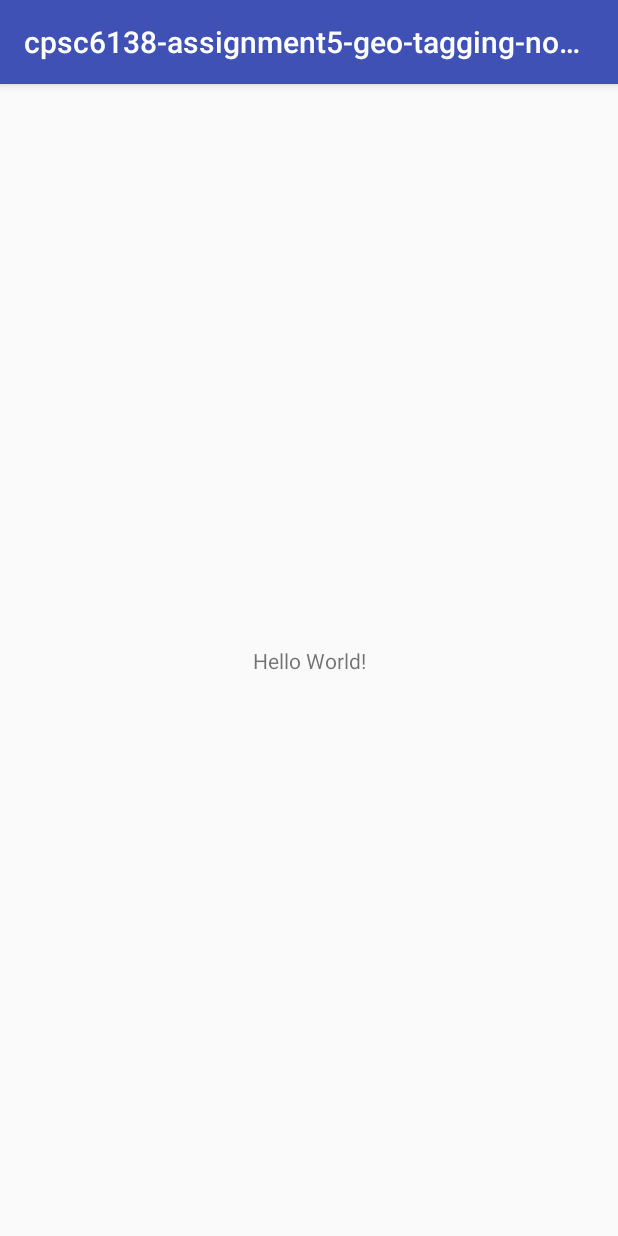
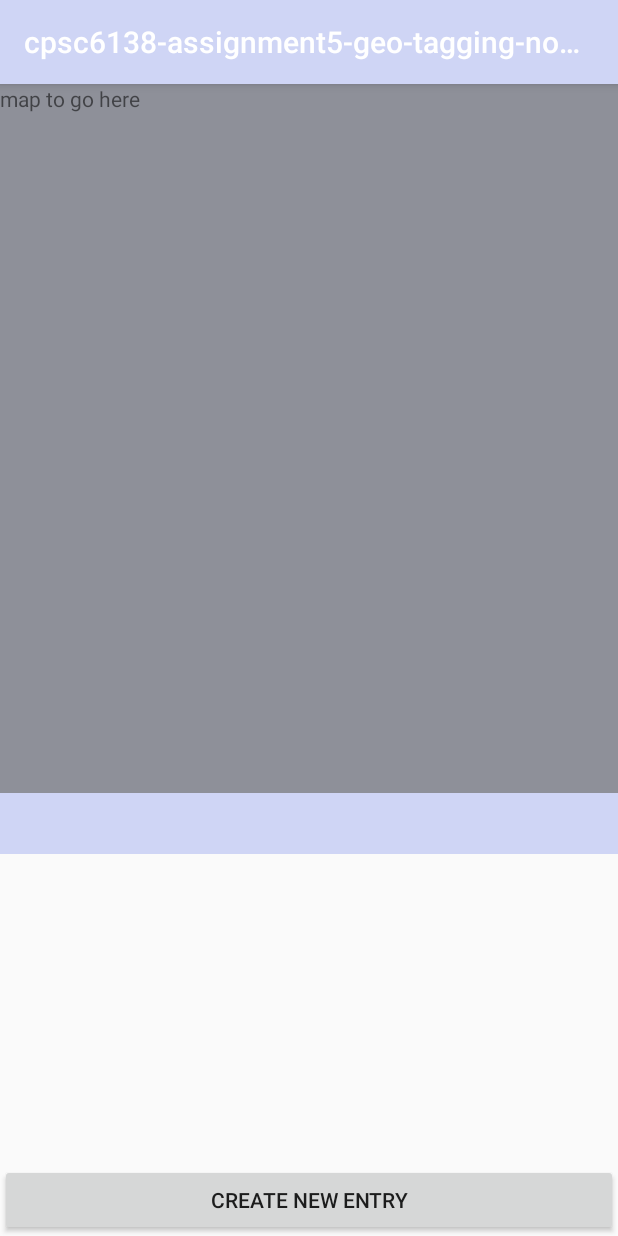
Before and after one commit to jgoodson2/cpsc6138-assignment5-geo-tagging-note-app, an Android app: the screen it shows after launch (MainActivity), on a phone screen of 412 x 824 dp. Run offline under Robolectric (Android 15) with nearby library versions, the phone set to English and light mode, and no system bars.

Commit message:
Add form controls to view entry activity

```diff
--- a/app/src/main/res/layout/activity_main.xml
+++ b/app/src/main/res/layout/activity_main.xml
@@ -6,13 +6,37 @@
     android:layout_height="match_parent"
     tools:context=".MainActivity">
 
-    <TextView
-        android:layout_width="wrap_content"
-        android:layout_height="wrap_content"
-        android:text="Hello World!"
-        app:layout_constraintBottom_toBottomOf="parent"
-        app:layout_constraintLeft_toLeftOf="parent"
-        app:layout_constraintRight_toRightOf="parent"
-        app:layout_constraintTop_toTopOf="parent" />
+    <LinearLayout
+        android:layout_width="match_parent"
+        android:layout_height="match_parent"
+        android:orientation="vertical">
 
+        <TextView
+            android:id="@+id/textView3"
+            android:layout_width="match_parent"
+            android:layout_height="wrap_content"
+            android:layout_weight="5"
+            android:background="@color/colorPrimaryDark"
+            android:text="map to go here" />
+
+        <TextView
+            android:id="@+id/txt_viewEntry_subject"
+            android:layout_width="match_parent"
+            android:layout_height="wrap_content"
+            android:background="@color/colorPrimary"
+            android:textSize="30sp" />
+
+        <TextView
+            android:id="@+id/txt_viewEntry_entry"
+            android:layout_width="match_parent"
+            android:layout_height="wrap_content"
+            android:layout_weight="2"
+            android:textSize="18sp" />
+
+        <Button
+            android:id="@+id/btn_newEntry"
+            android:layout_width="match_parent"
+            android:layout_height="wrap_content"
+            android:text="@string/create_new_entry" />
+    </LinearLayout>
 </android.support.constraint.ConstraintLayout>
--- a/app/src/main/res/values/colors.xml
+++ b/app/src/main/res/values/colors.xml
@@ -1,6 +1,6 @@
 <?xml version="1.0" encoding="utf-8"?>
 <resources>
-    <color name="colorPrimary">#3F51B5</color>
-    <color name="colorPrimaryDark">#303F9F</color>
+    <color name="colorPrimary">#cfd5f5</color>
+    <color name="colorPrimaryDark">#8e9099</color>
     <color name="colorAccent">#FF4081</color>
 </resources>
--- a/app/src/main/res/values/strings.xml
+++ b/app/src/main/res/values/strings.xml
@@ -1,3 +1,4 @@
 <resources>
     <string name="app_name">cpsc6138-assignment5-geo-tagging-note-app</string>
+    <string name="create_new_entry">create new entry</string>
 </resources>
```
